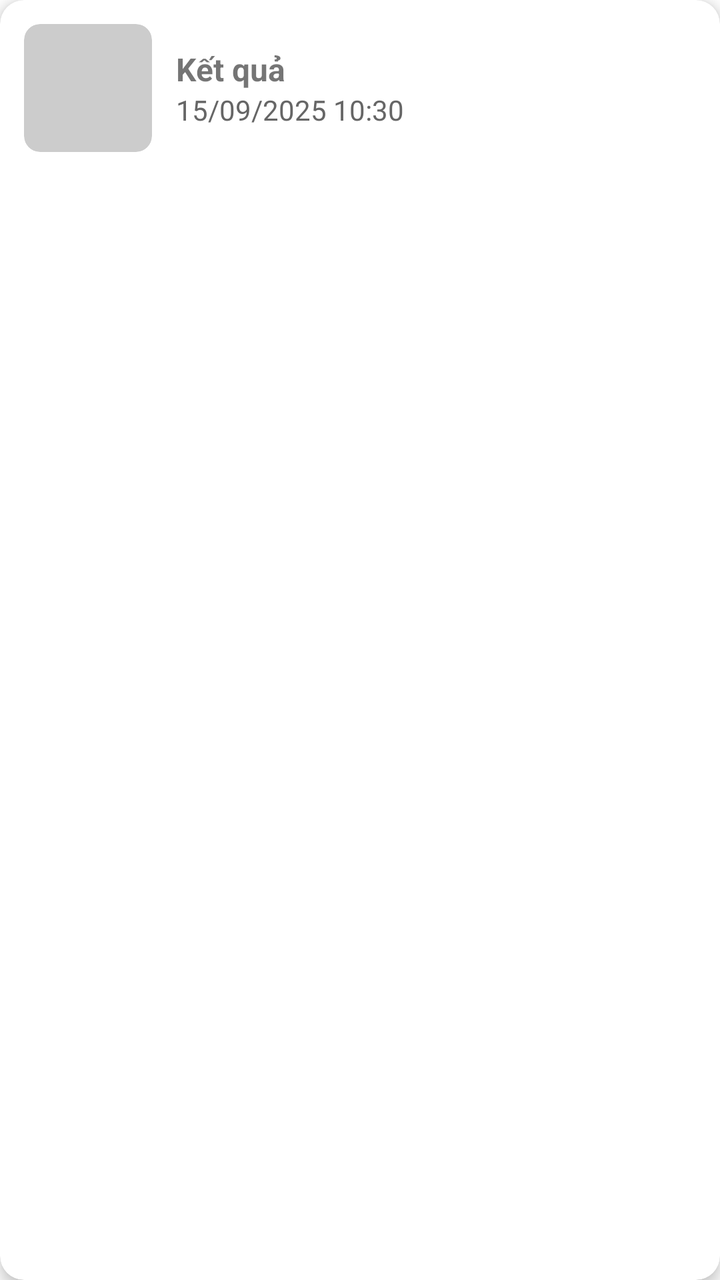
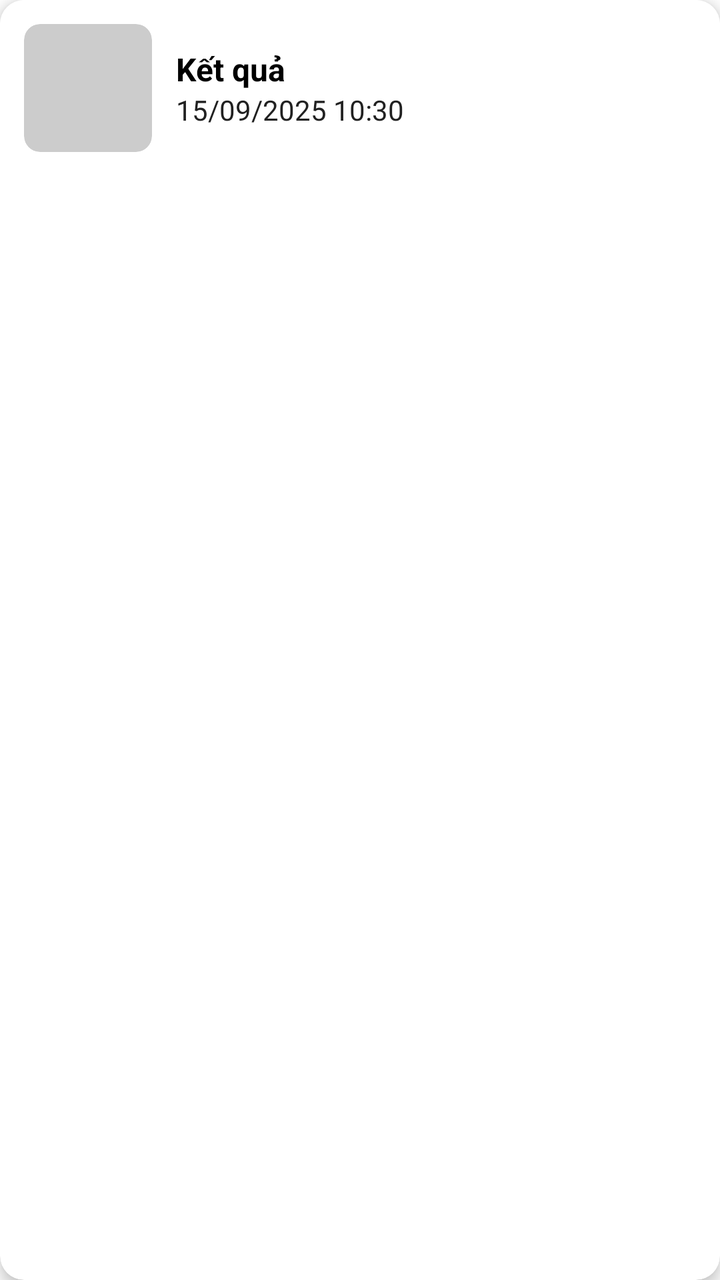

Two renders of the same Android screen: before a commit and after it. Below are the layout's source before the change and the commit's diff.
<!-- AndroidManifest.xml: application theme Theme.Green -->
<!-- res/layout/item_history.xml -->
<com.google.android.material.card.MaterialCardView xmlns:android="http://schemas.android.com/apk/res/android"
    xmlns:app="http://schemas.android.com/apk/res-auto"
    android:layout_width="match_parent"
    android:layout_height="wrap_content"
    android:layout_margin="8dp"
    app:cardCornerRadius="12dp"
    app:cardElevation="4dp">

    <LinearLayout
        android:orientation="horizontal"
        android:layout_width="match_parent"
        android:layout_height="wrap_content"
        android:padding="12dp"
        android:gravity="center_vertical">

        
        <ImageView
            android:id="@+id/historyThumbnail"
            android:layout_width="64dp"
            android:layout_height="64dp"
            android:scaleType="centerCrop"
            android:background="@drawable/rounded_image_bg"
            android:clipToOutline="true"/>

        
        <LinearLayout
            android:orientation="vertical"
            android:layout_marginStart="12dp"
            android:layout_width="0dp"
            android:layout_weight="1"
            android:layout_height="wrap_content">

            <TextView
                android:id="@+id/historyResultText"
                android:text="Kết quả"
                android:textSize="16sp"
                android:textStyle="bold"
                android:layout_width="wrap_content"
                android:layout_height="wrap_content"/>

            <TextView
                android:id="@+id/historyTimestamp"
                android:text="15/09/2025 10:30"
                android:textSize="14sp"
                android:textColor="#666"
                android:layout_width="wrap_content"
                android:layout_height="wrap_content"/>
        </LinearLayout>
    </LinearLayout>
</com.google.android.material.card.MaterialCardView>
<!-- resources referenced by this layout -->
<resources>
  <!-- drawable rounded_image_bg (drawable) -->
  <shape xmlns:android="http://schemas.android.com/apk/res/android"
      android:shape="rectangle">
      <corners android:radius="8dp"/>
      <solid android:color="#CCCCCC"/> 
  </shape>
  <style name="Theme.Green" parent="Theme.MaterialComponents.DayNight.DarkActionBar">
          
          <item name="colorPrimary">@color/primary_green</item>
          <item name="colorPrimaryVariant">@color/primary_dark</item>
          <item name="colorOnPrimary">@color/white</item>
          
          <item name="colorSecondary">@color/accent_color</item>
          <item name="colorSecondaryVariant">@color/primary_light</item>
          <item name="colorOnSecondary">@color/white</item>
          
          <item name="android:statusBarColor">?attr/colorPrimaryVariant</item>
          
      </style>
  <color name="primary_green">#2E7D32</color>
  <color name="primary_dark">#1B5E20</color>
  <color name="white">#FFFFFFFF</color>
  <color name="accent_color">#8FE259</color>
  <color name="primary_light">#4CAF50</color>
</resources>

<!-- the commit's change to res/layout/item_history.xml (unified diff, before → after) -->
@@ -11,7 +11,8 @@
         android:layout_width="match_parent"
         android:layout_height="wrap_content"
         android:padding="12dp"
-        android:gravity="center_vertical">
+        android:gravity="center_vertical"
+        android:background="@color/white">
 
         
         <ImageView
@@ -34,6 +35,7 @@
                 android:id="@+id/historyResultText"
                 android:text="Kết quả"
                 android:textSize="16sp"
+                android:textColor="@color/black"
                 android:textStyle="bold"
                 android:layout_width="wrap_content"
                 android:layout_height="wrap_content"/>
@@ -42,9 +44,10 @@
                 android:id="@+id/historyTimestamp"
                 android:text="15/09/2025 10:30"
                 android:textSize="14sp"
-                android:textColor="#666"
+                android:textColor="@color/text_primary"
                 android:layout_width="wrap_content"
-                android:layout_height="wrap_content"/>
+                android:layout_height="wrap_content"
+                />
         </LinearLayout>
     </LinearLayout>
 </com.google.android.material.card.MaterialCardView>
<!-- resource entries referenced after the edit -->
@@ -1,5 +1,7 @@
 <!-- resources referenced by this layout -->
 <resources>
+  <color name="black">#FF000000</color>
+  <color name="text_primary">#212121</color>
   <!-- drawable rounded_image_bg (drawable) -->
   <shape xmlns:android="http://schemas.android.com/apk/res/android"
       android:shape="rectangle">
